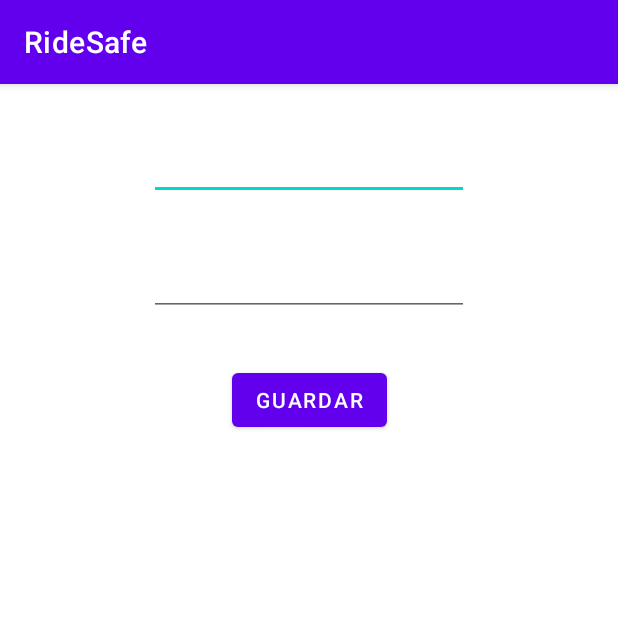
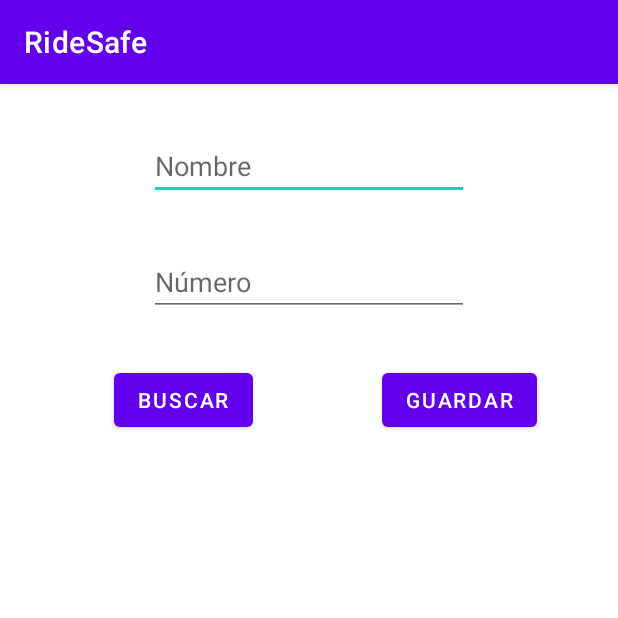
Before and after one commit to bgme171/ridesafe, an Android app: the ContactsActivity screen opened directly, with no data from a screen before it, on a phone screen of 412 x 824 dp, the top half of it. Run offline under Robolectric (Android 15) with nearby library versions, the phone set to English and light mode, and no system bars.

Commit message:
Read contacts, full match is neccesary

```diff
--- a/app/src/main/res/layout/activity_contacts.xml
+++ b/app/src/main/res/layout/activity_contacts.xml
@@ -12,8 +12,8 @@
         android:layout_height="wrap_content"
         android:layout_marginTop="32dp"
         android:ems="10"
+        android:hint="Nombre"
         android:inputType="textPersonName"
-        android:text="Name"
         app:layout_constraintEnd_toEndOf="parent"
         app:layout_constraintStart_toStartOf="parent"
         app:layout_constraintTop_toTopOf="parent" />
@@ -24,8 +24,8 @@
         android:layout_height="wrap_content"
         android:layout_marginTop="32dp"
         android:ems="10"
+        android:hint="Número"
         android:inputType="textPersonName"
-        android:text="Name"
         app:layout_constraintEnd_toEndOf="parent"
         app:layout_constraintStart_toStartOf="parent"
         app:layout_constraintTop_toBottomOf="@+id/txt_1" />
@@ -34,9 +34,21 @@
         android:id="@+id/b_guardar"
         android:layout_width="wrap_content"
         android:layout_height="wrap_content"
+        android:layout_marginStart="32dp"
         android:layout_marginTop="32dp"
         android:text="Guardar"
         app:layout_constraintEnd_toEndOf="parent"
+        app:layout_constraintStart_toEndOf="@+id/button2"
+        app:layout_constraintTop_toBottomOf="@+id/txt_2" />
+
+    <Button
+        android:id="@+id/button2"
+        android:layout_width="0dp"
+        android:layout_height="wrap_content"
+        android:layout_marginStart="76dp"
+        android:layout_marginTop="32dp"
+        android:onClick="search"
+        android:text="Buscar"
         app:layout_constraintStart_toStartOf="parent"
         app:layout_constraintTop_toBottomOf="@+id/txt_2" />
 
```
Also changed, not shown: app/src/main/java/com/example/ridesafe/ContactsActivity.java (+23 -2 lines).
